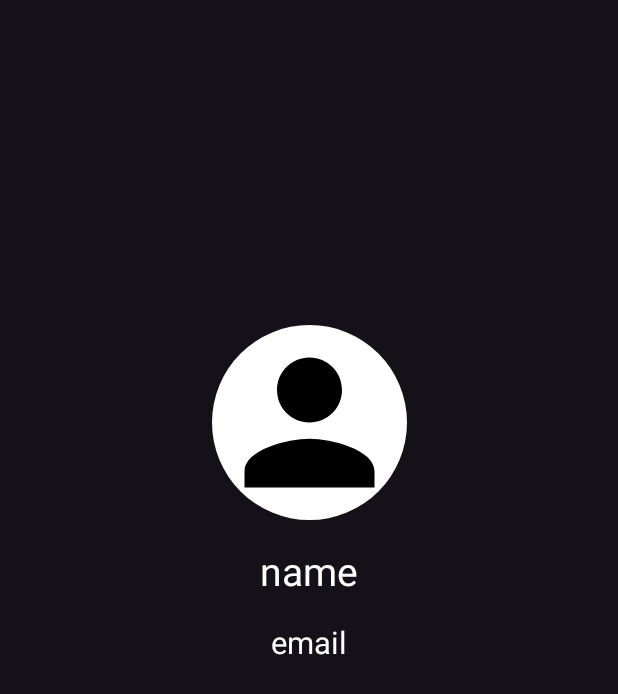
After one commit to AashishDhawan12/Nexus, an Android app: the ProfileActivity screen opened directly, with no data from a screen before it, on a phone screen of 412 x 824 dp. The commit adds this screen. Shown: the top 694 px of the screen. Run offline under Robolectric (Android 15) with nearby library versions, the phone set to English and light mode, and no system bars; our stand-ins replace Firebase (no records; nobody signed in at launch, a user with empty details on screens opened directly), sdp/ssp sizes; Roboto replaces fonts that are not available here.

Commit message:
Profile Activity + bug

```diff
--- a/app/src/main/AndroidManifest.xml
+++ b/app/src/main/AndroidManifest.xml
@@ -14,6 +14,9 @@
         android:supportsRtl="true"
         android:theme="@style/Theme.Nexus"
         tools:targetApi="31">
+        <activity
+            android:name=".activity.ProfileActivity"
+            android:exported="false" />
         <activity
             android:name=".activity.ChatActivity"
             android:exported="false" />
--- a/app/src/main/java/com/example/nexus/activity/HomeActivity.kt
+++ b/app/src/main/java/com/example/nexus/activity/HomeActivity.kt
@@ -49,6 +49,7 @@ class HomeActivity : AppCompatActivity() {
             pop.setOnMenuItemClickListener {
                 when(it.itemId){
                     R.id.menuProfile -> {
+                        startActivity(Intent(this,ProfileActivity::class.java))
                         true
                     }
                     R.id.menuLogout -> {
--- /dev/null
+++ b/app/src/main/java/com/example/nexus/activity/ProfileActivity.kt
@@ -0,0 +1,35 @@
+package com.example.nexus.activity
+
+import android.graphics.BitmapFactory
+import android.os.Bundle
+import androidx.activity.enableEdgeToEdge
+import androidx.appcompat.app.AppCompatActivity
+import androidx.core.view.ViewCompat
+import androidx.core.view.WindowInsetsCompat
+import com.example.nexus.R
+import com.example.nexus.databinding.ActivityProfileBinding
+import com.google.firebase.auth.FirebaseAuth
+import com.google.firebase.database.FirebaseDatabase
+import kotlin.io.encoding.Base64
+
+class ProfileActivity : AppCompatActivity() {
+
+    private lateinit var binding: ActivityProfileBinding
+    private val db = FirebaseDatabase.getInstance().getReference("users")
+
+    override fun onCreate(savedInstanceState: Bundle?) {
+        super.onCreate(savedInstanceState)
+        binding = ActivityProfileBinding.inflate(layoutInflater)
+        setContentView(binding.root)
+
+        val userID = FirebaseAuth.getInstance().currentUser?.uid
+        if(userID != null){
+            db.child(userID).get().addOnSuccessListener {
+                snapshot -> if(snapshot.exists()){
+                    binding.userName.text = snapshot.child("userName").value.toString()
+                    binding.userEmail.text = snapshot.child("email").value.toString()
+                }
+            }
+        }
+    }
+}
--- /dev/null
+++ b/app/src/main/res/layout/activity_profile.xml
@@ -0,0 +1,58 @@
+<?xml version="1.0" encoding="utf-8"?>
+<androidx.constraintlayout.widget.ConstraintLayout xmlns:android="http://schemas.android.com/apk/res/android"
+    xmlns:app="http://schemas.android.com/apk/res-auto"
+    xmlns:tools="http://schemas.android.com/tools"
+    android:id="@+id/main"
+    android:layout_width="match_parent"
+    android:layout_height="match_parent"
+    tools:context=".activity.ProfileActivity">
+
+    <LinearLayout
+        android:layout_width="wrap_content"
+        android:layout_height="wrap_content"
+        android:orientation="vertical"
+        android:padding="@dimen/_10sdp"
+        android:layout_marginTop="@dimen/_150sdp"
+        app:layout_constraintEnd_toEndOf="parent"
+        app:layout_constraintStart_toStartOf="parent"
+        app:layout_constraintTop_toTopOf="parent">
+
+        <com.google.android.material.imageview.ShapeableImageView
+            android:id="@+id/userImg"
+            android:layout_margin="@dimen/_6sdp"
+            android:layout_width="@dimen/_100sdp"
+            android:layout_height="@dimen/_100sdp"
+            android:layout_gravity="center_horizontal"
+            android:src="@drawable/ic_person"
+            android:background="@color/white"
+            android:scaleType="centerCrop"
+            app:shapeAppearanceOverlay="@style/Circular"/>
+
+        <TextView
+            android:id="@+id/userName"
+            android:layout_width="wrap_content"
+            android:layout_height="wrap_content"
+            android:layout_gravity="center_horizontal"
+            android:text="name"
+            android:gravity="center_horizontal"
+            android:textAlignment="center"
+            android:textColor="@color/white"
+            android:textSize="@dimen/_20sdp"
+            android:layout_margin="@dimen/_6sdp"/>
+
+        <TextView
+            android:id="@+id/userEmail"
+            android:layout_width="wrap_content"
+            android:layout_height="wrap_content"
+            android:layout_gravity="center_horizontal"
+            android:gravity="center_horizontal"
+            android:textColor="@color/white"
+            android:text="email"
+            android:textAlignment="center"
+            android:textSize="@dimen/_16sdp"
+            android:layout_margin="@dimen/_6sdp"/>
+
+    </LinearLayout>
+
+
+</androidx.constraintlayout.widget.ConstraintLayout>
```
